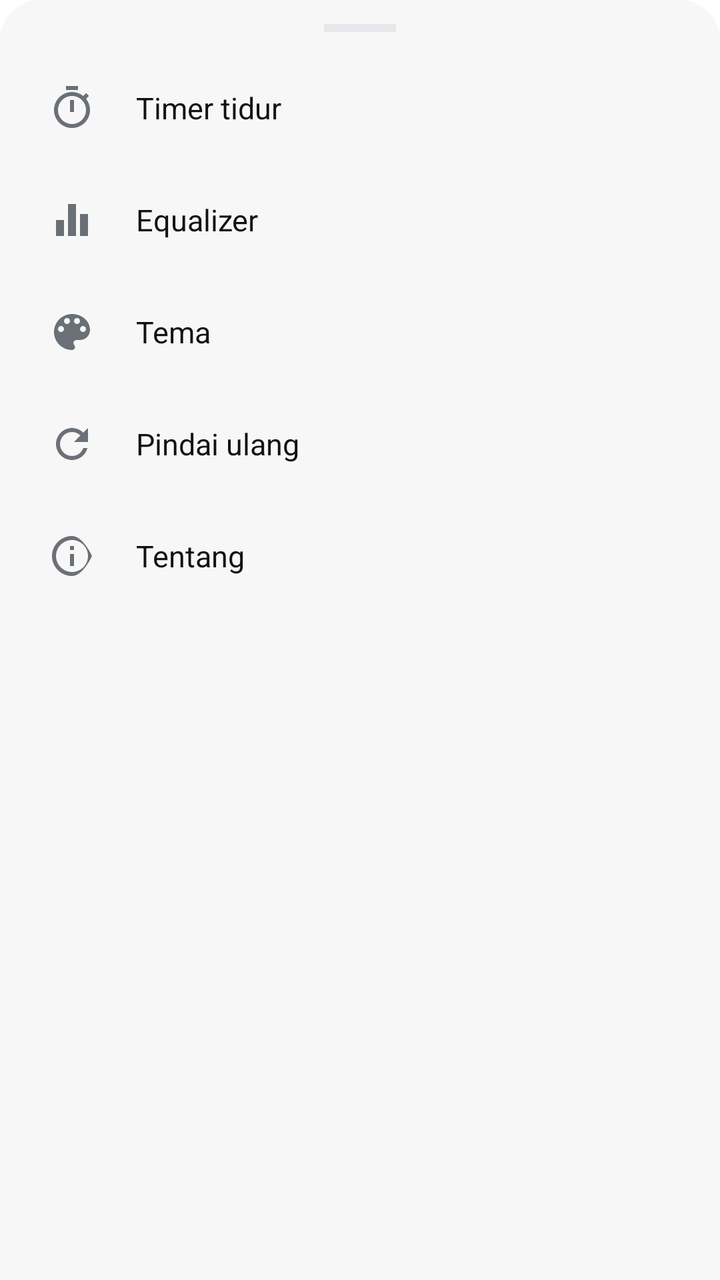
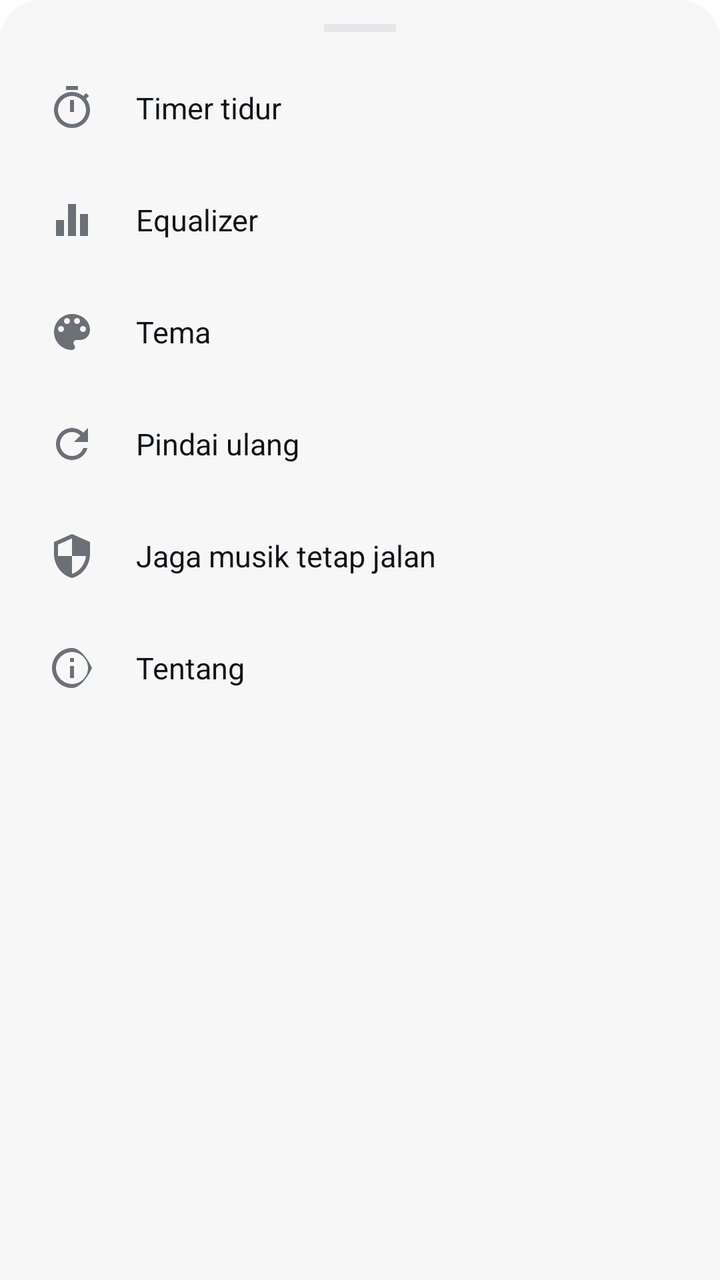

The first picture is an Android layout as it rendered before a commit; the second is the same layout after the commit. The layout source and the unified diff follow.
<!-- AndroidManifest.xml: application theme AppTheme -->
<!-- res/layout/sheet_menu.xml -->
<?xml version="1.0" encoding="utf-8"?>
<LinearLayout xmlns:android="http://schemas.android.com/apk/res/android"
    android:layout_width="match_parent"
    android:layout_height="wrap_content"
    android:orientation="vertical"
    android:background="@drawable/bg_sheet"
    android:paddingTop="12dp"
    android:paddingBottom="24dp">

    <View
        android:layout_width="36dp"
        android:layout_height="4dp"
        android:layout_gravity="center_horizontal"
        android:layout_marginBottom="10dp"
        android:background="@color/divider"/>

    <TextView android:id="@+id/menu_sleep" style="@style/MenuRow"
        android:text="@string/sleep_timer"
        android:drawableStart="@drawable/ic_timer"/>

    <TextView android:id="@+id/menu_eq" style="@style/MenuRow"
        android:text="@string/equalizer"
        android:drawableStart="@drawable/ic_eq"/>

    <TextView android:id="@+id/menu_theme" style="@style/MenuRow"
        android:text="@string/theme"
        android:drawableStart="@drawable/ic_theme"/>

    <TextView android:id="@+id/menu_rescan" style="@style/MenuRow"
        android:text="@string/rescan"
        android:drawableStart="@drawable/ic_refresh"/>

    <TextView android:id="@+id/menu_about" style="@style/MenuRow"
        android:text="@string/about"
        android:drawableStart="@drawable/ic_info"/>
</LinearLayout>
<!-- resources referenced by this layout -->
<resources>
  <color name="divider">#E6E7EA</color>
  <!-- drawable bg_sheet (drawable) -->
  <shape xmlns:android="http://schemas.android.com/apk/res/android" android:shape="rectangle">
    <solid android:color="@color/surface"/>
    <corners android:topLeftRadius="20dp" android:topRightRadius="20dp"/>
  </shape>
  <!-- drawable ic_eq (drawable) -->
  <vector xmlns:android="http://schemas.android.com/apk/res/android"
      android:width="24dp" android:height="24dp"
      android:viewportWidth="24" android:viewportHeight="24"
      android:tint="?attr/colorControlNormal">
    <path android:fillColor="@android:color/white" android:pathData="M10,20h4V4h-4v16zM4,20h4v-8H4v8zM16,9v11h4V9h-4z"/>
  </vector>
  <!-- drawable ic_info (drawable) -->
  <vector xmlns:android="http://schemas.android.com/apk/res/android"
      android:width="24dp" android:height="24dp"
      android:viewportWidth="24" android:viewportHeight="24"
      android:tint="?attr/colorControlNormal">
    <path android:fillColor="@android:color/white" android:pathData="M11,7h2v2h-2zM11,11h2v6h-2zM12,2C6.48,2 2,6.48 2,12s4.48,10 10,10 10,-10 10,-10S17.52,2 12,2zM12,20c-4.41,0 -8,-3.59 -8,-8s3.59,-8 8,-8 8,3.59 8,8 -3.59,8 -8,8z"/>
  </vector>
  <!-- drawable ic_refresh (drawable) -->
  <vector xmlns:android="http://schemas.android.com/apk/res/android"
      android:width="24dp" android:height="24dp"
      android:viewportWidth="24" android:viewportHeight="24"
      android:tint="?attr/colorControlNormal">
    <path android:fillColor="@android:color/white" android:pathData="M17.65,6.35C16.2,4.9 14.21,4 12,4c-4.42,0 -7.99,3.58 -8,8s3.58,8 8,8c3.73,0 6.84,-2.55 7.73,-6h-2.08c-0.82,2.33 -3.04,4 -5.65,4 -3.31,0 -6,-2.69 -6,-6s2.69,-6 6,-6c1.66,0 3.14,0.69 4.22,1.78L13,11h7V4l-2.35,2.35z"/>
  </vector>
  <!-- drawable ic_timer (drawable) -->
  <vector xmlns:android="http://schemas.android.com/apk/res/android"
      android:width="24dp" android:height="24dp"
      android:viewportWidth="24" android:viewportHeight="24"
      android:tint="?attr/colorControlNormal">
    <path android:fillColor="@android:color/white" android:pathData="M15,1H9v2h6V1zM11,14h2V8h-2v6zM19.03,7.39l1.42,-1.42c-0.43,-0.51 -0.9,-0.99 -1.41,-1.41l-1.42,1.42C16.07,4.74 14.12,4 12,4c-4.97,0 -9,4.03 -9,9s4.02,9 9,9 9,-4.03 9,-9c0,-2.12 -0.74,-4.07 -1.97,-5.61zM12,20c-3.87,0 -7,-3.13 -7,-7s3.13,-7 7,-7 7,3.13 7,7 -3.13,7 -7,7z"/>
  </vector>
  <string name="about">Tentang</string>
  <string name="equalizer">Equalizer</string>
  <string name="rescan">Pindai ulang</string>
  <string name="sleep_timer">Timer tidur</string>
  <string name="theme">Tema</string>
  <style name="AppTheme" parent="Theme.Material3.DayNight.NoActionBar">
          <item name="colorPrimary">@color/accent</item>
          <item name="colorOnPrimary">@android:color/white</item>
          <item name="colorSecondary">@color/accent</item>
          <item name="android:statusBarColor">@color/bg</item>
          <item name="android:navigationBarColor">@color/surface</item>
          <item name="android:windowBackground">@color/bg</item>
          <item name="android:textColorPrimary">@color/text_primary</item>
          <item name="android:textColorSecondary">@color/text_secondary</item>
      </style>
  <color name="surface">#F7F7F8</color>
  <color name="text_primary">#111214</color>
  <color name="accent">#1DB954</color>
  <color name="bg">#FFFFFF</color>
  <color name="text_secondary">#6B7076</color>
  <!-- unchanged entries left out for length: 2 -->
</resources>

<!-- the commit's change to res/layout/sheet_menu.xml (unified diff, before → after) -->
@@ -30,6 +30,10 @@
         android:text="@string/rescan"
         android:drawableStart="@drawable/ic_refresh"/>
 
+    <TextView android:id="@+id/menu_guard" style="@style/MenuRow"
+        android:text="@string/guard_title"
+        android:drawableStart="@drawable/ic_shield"/>
+
     <TextView android:id="@+id/menu_about" style="@style/MenuRow"
         android:text="@string/about"
         android:drawableStart="@drawable/ic_info"/>
<!-- resource entries referenced after the edit -->
@@ -27,6 +27,14 @@
       android:tint="?attr/colorControlNormal">
     <path android:fillColor="@android:color/white" android:pathData="M17.65,6.35C16.2,4.9 14.21,4 12,4c-4.42,0 -7.99,3.58 -8,8s3.58,8 8,8c3.73,0 6.84,-2.55 7.73,-6h-2.08c-0.82,2.33 -3.04,4 -5.65,4 -3.31,0 -6,-2.69 -6,-6s2.69,-6 6,-6c1.66,0 3.14,0.69 4.22,1.78L13,11h7V4l-2.35,2.35z"/>
   </vector>
+  <!-- drawable ic_shield (drawable) -->
+  <vector xmlns:android="http://schemas.android.com/apk/res/android"
+      android:width="24dp" android:height="24dp"
+      android:viewportWidth="24" android:viewportHeight="24"
+      android:tint="?attr/colorControlNormal">
+    <path android:fillColor="@android:color/white"
+        android:pathData="M12,1L3,5v6c0,5.55 3.84,10.74 9,12 5.16,-1.26 9,-6.45 9,-12V5l-9,-4zM12,11.99h7c-0.53,4.12 -3.28,7.79 -7,8.94V12H5V6.3l7,-3.11v8.8z"/>
+  </vector>
   <!-- drawable ic_timer (drawable) -->
   <vector xmlns:android="http://schemas.android.com/apk/res/android"
       android:width="24dp" android:height="24dp"
@@ -36,6 +44,7 @@
   </vector>
   <string name="about">Tentang</string>
   <string name="equalizer">Equalizer</string>
+  <string name="guard_title">Jaga musik tetap jalan</string>
   <string name="rescan">Pindai ulang</string>
   <string name="sleep_timer">Timer tidur</string>
   <string name="theme">Tema</string>
